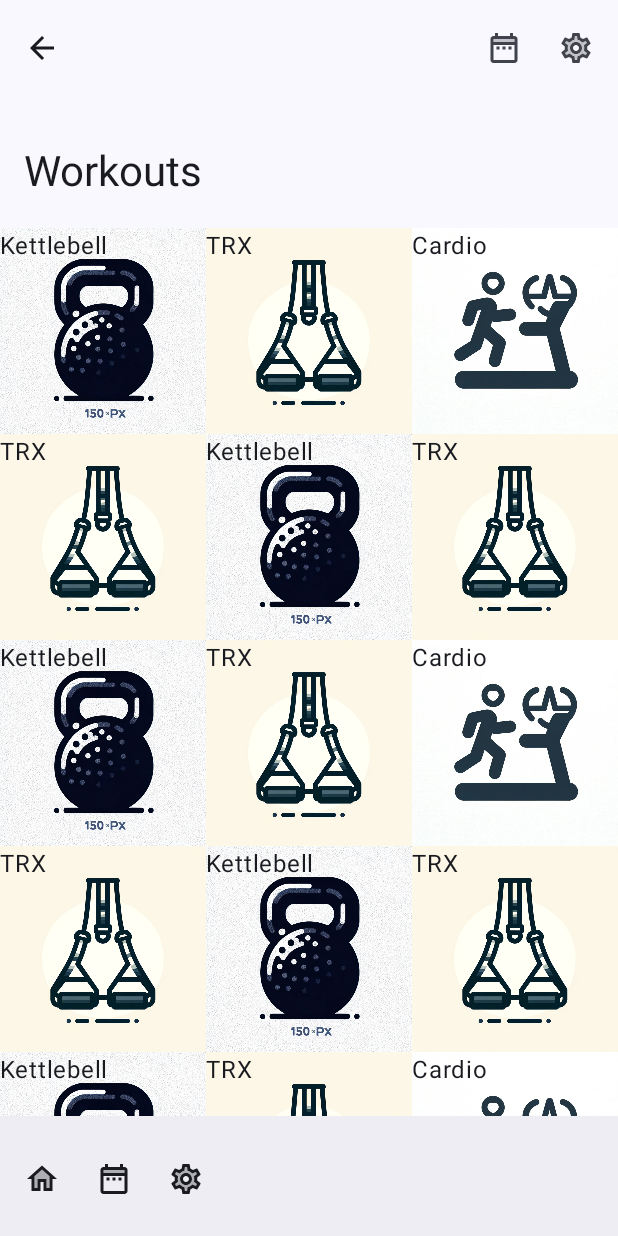
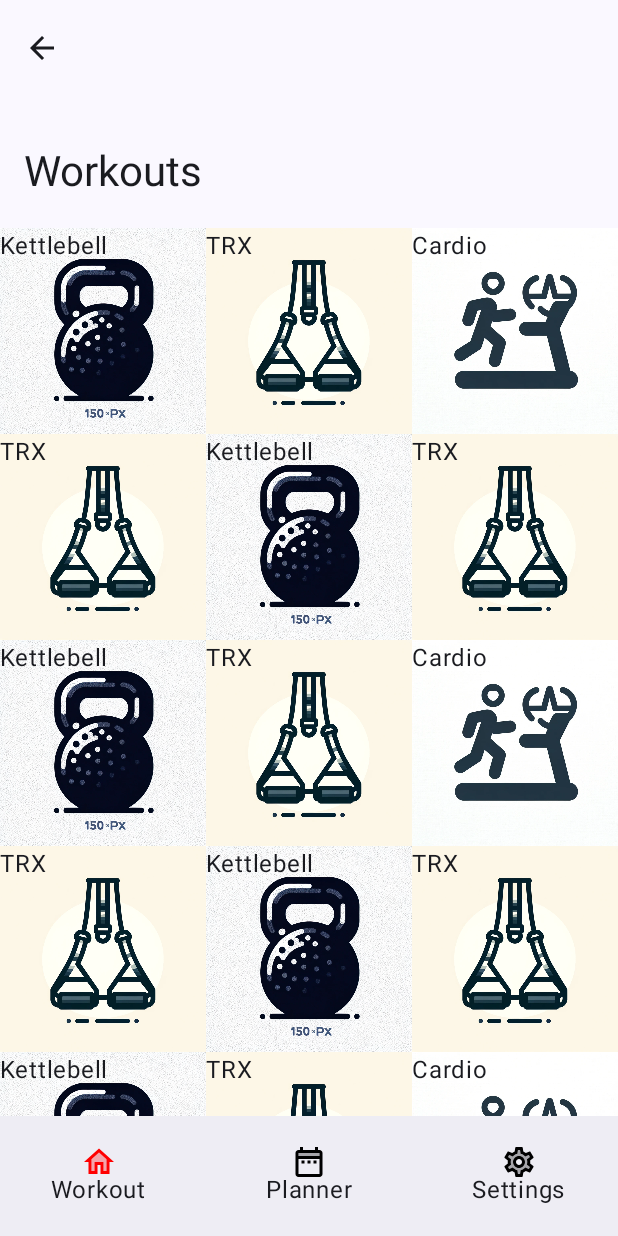
Before and after one commit to josemontecastelo/workouts, an Android app built with Jetpack Compose: the screen it shows after launch (MainActivity), on a phone screen of 412 x 824 dp. Run offline under Robolectric (Android 15) with nearby library versions, the phone set to English and light mode, and no system bars.

Commit message:
Add navigation

```diff
--- a/app/src/main/java/com/josealfonsomora/workouts/MainActivity.kt
+++ b/app/src/main/java/com/josealfonsomora/workouts/MainActivity.kt
@@ -6,16 +6,11 @@ import android.os.Bundle
 import androidx.activity.ComponentActivity
 import androidx.activity.compose.setContent
 import androidx.annotation.DrawableRes
-import androidx.compose.foundation.Image
+import androidx.annotation.StringRes
 import androidx.compose.foundation.layout.Box
 import androidx.compose.foundation.layout.padding
-import androidx.compose.foundation.lazy.grid.GridCells
-import androidx.compose.foundation.lazy.grid.LazyVerticalGrid
-import androidx.compose.material3.Scaffold
-import androidx.compose.runtime.Composable
-import androidx.compose.ui.Modifier
-import com.josealfonsomora.workouts.ui.theme.WorkoutsTheme
-import androidx.compose.foundation.lazy.grid.items
+import androidx.compose.material.BottomNavigation
+import androidx.compose.material.BottomNavigationItem
 import androidx.compose.material.icons.Icons
 import androidx.compose.material.icons.twotone.ArrowBack
 import androidx.compose.material.icons.twotone.DateRange
@@ -26,132 +21,99 @@ import androidx.compose.material3.ExperimentalMaterial3Api
 import androidx.compose.material3.Icon
 import androidx.compose.material3.IconButton
 import androidx.compose.material3.LargeTopAppBar
-import androidx.compose.material3.MediumTopAppBar
+import androidx.compose.material3.NavigationBar
+import androidx.compose.material3.Scaffold
 import androidx.compose.material3.Text
 import androidx.compose.material3.TopAppBarDefaults
 import androidx.compose.material3.TopAppBarScrollBehavior
 import androidx.compose.material3.rememberTopAppBarState
+import androidx.compose.runtime.Composable
+import androidx.compose.runtime.getValue
+import androidx.compose.ui.Modifier
+import androidx.compose.ui.graphics.Color
+import androidx.compose.ui.graphics.vector.ImageVector
 import androidx.compose.ui.input.nestedscroll.nestedScroll
-import androidx.compose.ui.res.painterResource
+import androidx.compose.ui.res.stringResource
+import androidx.navigation.NavBackStackEntry
+import androidx.navigation.NavDestination.Companion.hierarchy
+import androidx.navigation.NavGraph.Companion.findStartDestination
+import androidx.navigation.NavHostController
+import androidx.navigation.compose.NavHost
+import androidx.navigation.compose.composable
+import androidx.navigation.compose.currentBackStackEntryAsState
+import androidx.navigation.compose.rememberNavController
+import com.josealfonsomora.workouts.features.currentworkout.currentWorkoutScreen
+import com.josealfonsomora.workouts.features.dailyworkout.DAILY_WORKOUT_ROUTE
+import com.josealfonsomora.workouts.features.dailyworkout.DailyWorkoutScreen
+import com.josealfonsomora.workouts.features.dailyworkout.dailyWorkoutScreen
+import com.josealfonsomora.workouts.features.planner.PLANNER_ROUTE
+import com.josealfonsomora.workouts.features.planner.navigateToPlanner
+import com.josealfonsomora.workouts.features.planner.plannerScreen
+import com.josealfonsomora.workouts.features.settings.SETTINGS_ROUTE
+import com.josealfonsomora.workouts.features.settings.navigateToSettings
+import com.josealfonsomora.workouts.features.settings.settingsScreen
+import com.josealfonsomora.workouts.ui.theme.WorkoutsTheme
 
 class MainActivity : ComponentActivity() {
     override fun onCreate(savedInstanceState: Bundle?) {
         super.onCreate(savedInstanceState)
         setContent {
             WorkoutsTheme {
-                val scrollBehavior = TopAppBarDefaults.enterAlwaysScrollBehavior(rememberTopAppBarState())
+                val scrollBehavior =
+                    TopAppBarDefaults.enterAlwaysScrollBehavior(rememberTopAppBarState())
+                val navHostController = rememberNavController()
                 Scaffold(
                     modifier = Modifier.nestedScroll(scrollBehavior.nestedScrollConnection),
                     topBar = {
-                        WorkoutsTopAppBar(scrollBehavior = scrollBehavior)
+                        WorkoutsTopAppBar(
+                            scrollBehavior = scrollBehavior,
+                            onBackClicked = { navHostController.popBackStack()}
+                            )
                     },
                     bottomBar = {
-                        WorkoutsBottomAppBar()
+                        WorkoutNavigationBar(navController = navHostController)
                     },
                 ) { paddingValues ->
-                    WorkoutScreen(modifier = Modifier.padding(paddingValues))
+                    Box (modifier = Modifier.padding(paddingValues)) {
+                        NavHost(navController = navHostController, startDestination = DAILY_WORKOUT_ROUTE) {
+                            dailyWorkoutScreen(navHostController = navHostController)
+                            plannerScreen()
+                            settingsScreen()
+                            currentWorkoutScreen()
+                        }
+                    }
                 }
             }
         }
     }
 
-    @Composable
-    private fun WorkoutScreen(
-        modifier: Modifier = Modifier
-    ) {
-        val workouts = listOf(
-            Workout("Kettlebell", R.drawable.kettlebell),
-            Workout("TRX", R.drawable.trx),
-            Workout("Cardio", R.drawable.cardio),
-            Workout("TRX", R.drawable.trx),
-            Workout("Kettlebell", R.drawable.kettlebell),
-            Workout("TRX", R.drawable.trx),
-            Workout("Kettlebell", R.drawable.kettlebell),
-            Workout("TRX", R.drawable.trx),
-            Workout("Cardio", R.drawable.cardio),
-            Workout("TRX", R.drawable.trx),
-            Workout("Kettlebell", R.drawable.kettlebell),
-            Workout("TRX", R.drawable.trx),
-            Workout("Kettlebell", R.drawable.kettlebell),
-            Workout("TRX", R.drawable.trx),
-            Workout("Cardio", R.drawable.cardio),
-            Workout("TRX", R.drawable.trx),
-            Workout("Kettlebell", R.drawable.kettlebell),
-            Workout("TRX", R.drawable.trx),
-            Workout("Kettlebell", R.drawable.kettlebell),
-            Workout("TRX", R.drawable.trx),
-            Workout("Cardio", R.drawable.cardio),
-            Workout("TRX", R.drawable.trx),
-            Workout("Kettlebell", R.drawable.kettlebell),
-            Workout("TRX", R.drawable.trx),
-        )
-        LazyVerticalGrid(
-            modifier = modifier,
-            columns = GridCells.Fixed(3)){
-            items(workouts) { workout ->
-                WorkoutCard(name = workout.name, image = workout.image)
-            }
-        }
-    }
-}
-
-
-data class Workout(val name:String, @DrawableRes val image: Int)
-
-@Composable
-fun WorkoutCard(name: String, @DrawableRes image: Int) {
-    Box{
-        Image(
-            painter = painterResource(id = image),
-            contentDescription = "Workout image",
-        )
-        Text(text = name)
-    }
 }
 
 @Composable
 fun WorkoutsTopAppBar(
     modifier: Modifier = Modifier,
     scrollBehavior: TopAppBarScrollBehavior,
+    onBackClicked: () -> Unit,
 ) {
 //    TopAppBar(modifier = Modifier, title = { Text(text = "Workouts") })
     LargeTopAppBar(
         title = { Text(text = "Workouts") },
         navigationIcon = {
-            IconButton(onClick = {}) {
+            IconButton(onClick = {
+                onBackClicked()
+            }) {
                 Icon(imageVector = Icons.TwoTone.ArrowBack, contentDescription = "Workouts")
-            }
-        },
-        actions = {
-            IconButton(onClick = {}) {
-                Icon(imageVector = Icons.TwoTone.DateRange, contentDescription = "Custom")
-            }
-            IconButton(onClick = {}) {
-                Icon(imageVector = Icons.TwoTone.Settings, contentDescription = "Settings")
             }
         },
         scrollBehavior = scrollBehavior
     )
-//    MediumTopAppBar(
-//        title = { Text(text = "Workouts") }, navigationIcon = {
-//        IconButton(onClick = {}) {
-//            Icon(imageVector = Icons.TwoTone.ArrowBack, contentDescription = "Workouts")
-//        }
-//    }, actions = {
-//        IconButton(onClick = {}) {
-//            Icon(imageVector = Icons.TwoTone.DateRange, contentDescription = "Custom")
-//        }
-//        IconButton(onClick = {}) {
-//            Icon(imageVector = Icons.TwoTone.Settings, contentDescription = "Settings")
-//        }
-//    },
-//        scrollBehavior = scrollBehavior
-//    )
 }
 
 @Composable
 fun WorkoutsBottomAppBar(
-    modifier: Modifier = Modifier
+    modifier: Modifier = Modifier,
+    navigateToPlanner: () -> Unit,
+    navigateToSettings: () -> Unit,
 ) {
     BottomAppBar(
         modifier = modifier,
@@ -159,12 +121,85 @@ fun WorkoutsBottomAppBar(
             IconButton(onClick = {}) {
                 Icon(imageVector = Icons.TwoTone.Home, contentDescription = "Workouts")
             }
-        IconButton(onClick = {}) {
+            IconButton(onClick = {
+                navigateToPlanner()
+            }) {
 
                 Icon(imageVector = Icons.TwoTone.DateRange, contentDescription = "Custom")
             }
-        IconButton(onClick = {}) {
+            IconButton(onClick = {
+                navigateToSettings()
+            }) {
                 Icon(imageVector = Icons.TwoTone.Settings, contentDescription = "Settings")
             }
         })
 }
+
+@Composable
+fun WorkoutBottomNavigation(navController:NavHostController){
+
+    val navBackStackEntry by navController.currentBackStackEntryAsState()
+
+    BottomNavigation {
+        BottomNavigationScreens.entries.forEach {
+            BottomNavigationItem(
+                label = { Text(text = stringResource(id = it.label)) },
+                selected = navBackStackEntry?.destination?.hierarchy?.any { entry -> entry.route == it.route } == true,
+                onClick = {
+                    // Pop up to the start destination of the graph to
+                    // avoid building up a large stack of destinations
+                    // on the back stack as users select items
+                    navController.navigate(it.route){
+                        popUpTo(navController.graph.findStartDestination().id) {
+                            saveState = true
+                        }
+                        // Avoid multiple copies of the same destination when
+                        // reselecting the same item
+                        launchSingleTop = true
+                        // Restore state when reselecting a previously selected item
+                        restoreState = true
+                    }
+                },
+                icon = { Icon(imageVector = it.icon, contentDescription = "Settings") })
+        }
+    }
+}
+
+@Composable
+fun WorkoutNavigationBar(navController: NavHostController){
+    val navBackStackEntry by navController.currentBackStackEntryAsState()
+    NavigationBar {
+        BottomNavigationScreens.entries.forEach {
+            val selected = navBackStackEntry?.destination?.hierarchy?.any { entry -> entry.route == it.route } == true
+            BottomNavigationItem(
+                label = { Text(text = stringResource(id = it.label)) },
+                selectedContentColor = Color.Red,
+                selected = selected,
+                onClick = {
+                    // Pop up to the start destination of the graph to
+                    // avoid building up a large stack of destinations
+                    // on the back stack as users select items
+                    navController.navigate(it.route){
+                        popUpTo(navController.graph.findStartDestination().id) {
+                            saveState = true
+                        }
+                        // Avoid multiple copies of the same destination when
+                        // reselecting the same item
+                        launchSingleTop = true
+                        // Restore state when reselecting a previously selected item
+                        restoreState = true
+                    }
+                },
+                icon = {
+                    Icon(imageVector = it.icon, contentDescription = "Settings", tint = if(selected) Color.Red else Color.Black)
+                }
+            )
+        }
+    }
+}
+
+enum class BottomNavigationScreens(val route: String, val icon: ImageVector, @StringRes val label:Int) {
+    WORKOUTS(DAILY_WORKOUT_ROUTE, Icons.TwoTone.Home, R.string.daily_workout_title),
+    PLANNER(PLANNER_ROUTE, Icons.TwoTone.DateRange, R.string.planner_title),
+    SETTINGS(SETTINGS_ROUTE, Icons.TwoTone.Settings, R.string.settings_title)
+}
--- /dev/null
+++ b/app/src/main/java/com/josealfonsomora/workouts/data/WorkoutsData.kt
@@ -0,0 +1,31 @@
+package com.josealfonsomora.workouts.data
+
+import com.josealfonsomora.workouts.features.dailyworkout.Workout
+import com.josealfonsomora.workouts.R
+
+val workouts = listOf(
+    Workout("Kettlebell", R.drawable.kettlebell),
+    Workout("TRX", R.drawable.trx),
+    Workout("Cardio", R.drawable.cardio),
+    Workout("TRX", R.drawable.trx),
+    Workout("Kettlebell", R.drawable.kettlebell),
+    Workout("TRX", R.drawable.trx),
+    Workout("Kettlebell", R.drawable.kettlebell),
+    Workout("TRX", R.drawable.trx),
+    Workout("Cardio", R.drawable.cardio),
+    Workout("TRX", R.drawable.trx),
+    Workout("Kettlebell", R.drawable.kettlebell),
+    Workout("TRX", R.drawable.trx),
+    Workout("Kettlebell", R.drawable.kettlebell),
+    Workout("TRX", R.drawable.trx),
+    Workout("Cardio", R.drawable.cardio),
+    Workout("TRX", R.drawable.trx),
+    Workout("Kettlebell", R.drawable.kettlebell),
+    Workout("TRX", R.drawable.trx),
+    Workout("Kettlebell", R.drawable.kettlebell),
+    Workout("TRX", R.drawable.trx),
+    Workout("Cardio", R.drawable.cardio),
+    Workout("TRX", R.drawable.trx),
+    Workout("Kettlebell", R.drawable.kettlebell),
+    Workout("TRX", R.drawable.trx),
+)
--- /dev/null
+++ b/app/src/main/java/com/josealfonsomora/workouts/features/currentworkout/CurrentWorkoutScreenNavigation.kt
@@ -0,0 +1,29 @@
+package com.josealfonsomora.workouts.features.currentworkout
+
+import androidx.navigation.NavGraphBuilder
+import androidx.navigation.NavHostController
+import androidx.navigation.compose.composable
+import androidx.navigation.navArgument
+import com.josealfonsomora.workouts.features.planner.navigateToPlanner
+
+const val CURRENT_WORKOUT_ROUTE = "current_workout"
+const val CURRENT_WORKOUT_ID_KEY = "id"
+
+fun NavHostController.navigateToCurrentWorkoutScreen(id: Int) {
+    this.navigate("$CURRENT_WORKOUT_ROUTE/$id") // current_workout/5
+}
+
+fun NavGraphBuilder.currentWorkoutScreen() {
+    composable(
+        route = "$CURRENT_WORKOUT_ROUTE/{$CURRENT_WORKOUT_ID_KEY}", // current_workout/{id}
+        arguments = listOf(
+            navArgument(CURRENT_WORKOUT_ID_KEY) {
+                type = androidx.navigation.NavType.IntType
+            }
+        )
+    ) {
+        it.arguments?.getInt(CURRENT_WORKOUT_ID_KEY)?.let { id ->
+            CurrentWorkoutScreen(id)
+        }
+    }
+}
--- /dev/null
+++ b/app/src/main/java/com/josealfonsomora/workouts/features/dailyworkout/DailyWorkoutScreen.kt
@@ -0,0 +1,48 @@
+package com.josealfonsomora.workouts.features.dailyworkout
+
+import androidx.annotation.DrawableRes
+import androidx.compose.foundation.Image
+import androidx.compose.foundation.clickable
+import androidx.compose.foundation.layout.Box
+import androidx.compose.foundation.lazy.grid.GridCells
+import androidx.compose.foundation.lazy.grid.LazyVerticalGrid
+import androidx.compose.foundation.lazy.grid.itemsIndexed
+import androidx.compose.material3.Text
+import androidx.compose.runtime.Composable
+import androidx.compose.ui.Modifier
+import androidx.compose.ui.res.painterResource
+import com.josealfonsomora.workouts.data.workouts
+
+@Composable
+fun DailyWorkoutScreen(
+    modifier: Modifier = Modifier,
+    navigateToPlanner: (Int) -> Unit,
+) {
+    LazyVerticalGrid(
+        modifier = modifier, columns = GridCells.Fixed(3)
+    ) {
+        itemsIndexed(workouts) { index, workout ->
+            WorkoutCard(name = workout.name, image = workout.image, index = index) { id ->
+                navigateToPlanner(id)
+            }
+        }
+    }
+}
+
+@Composable
+fun WorkoutCard(
+    name: String,
+    @DrawableRes image: Int,
+    index: Int,
+    navigateToPlanner: (Int) -> Unit
+) {
+    Box(modifier = Modifier.clickable { navigateToPlanner(index) }) {
+        Image(
+            painter = painterResource(id = image),
+            contentDescription = "Workout image",
+        )
+        Text(text = name)
+    }
+}
+
+data class Workout(val name: String, @DrawableRes val image: Int)
--- /dev/null
+++ b/app/src/main/java/com/josealfonsomora/workouts/features/dailyworkout/DailyWorkoutScreenNavigation.kt
@@ -0,0 +1,23 @@
+package com.josealfonsomora.workouts.features.dailyworkout
+
+import androidx.navigation.NavGraphBuilder
+import androidx.navigation.NavHostController
+import androidx.navigation.compose.composable
+import com.josealfonsomora.workouts.features.currentworkout.navigateToCurrentWorkoutScreen
+import com.josealfonsomora.workouts.features.planner.navigateToPlanner
+
+const val DAILY_WORKOUT_ROUTE = "daily_workout"
+
+fun NavHostController.navigateToDailyWorkout() {
+    this.navigate(DAILY_WORKOUT_ROUTE)
+}
+
+fun NavGraphBuilder.dailyWorkoutScreen(
+    navHostController: NavHostController
+) {
+    composable(route = DAILY_WORKOUT_ROUTE) {
+        DailyWorkoutScreen(navigateToPlanner = { id ->
+            navHostController.navigateToCurrentWorkoutScreen(id)
+        })
+    }
+}
--- /dev/null
+++ b/app/src/main/java/com/josealfonsomora/workouts/features/planner/PlannerScreenNavigation.kt
@@ -0,0 +1,17 @@
+package com.josealfonsomora.workouts.features.planner
+
+import androidx.navigation.NavGraphBuilder
+import androidx.navigation.NavHostController
+import androidx.navigation.compose.composable
+
+const val PLANNER_ROUTE = "workout_planner"
+
+fun NavHostController.navigateToPlanner(){
+    this.navigate(PLANNER_ROUTE)
+}
+
+fun NavGraphBuilder.plannerScreen() {
+    composable(route = PLANNER_ROUTE) {
+        PlannerScreen()
+    }
+}
--- /dev/null
+++ b/app/src/main/java/com/josealfonsomora/workouts/features/settings/SettingsScreenNavigation.kt
@@ -0,0 +1,17 @@
+package com.josealfonsomora.workouts.features.settings
+
+import androidx.navigation.NavGraphBuilder
+import androidx.navigation.NavHostController
+import androidx.navigation.compose.composable
+
+const val SETTINGS_ROUTE = "settings"
+
+fun NavHostController.navigateToSettings(){
+    this.navigate(SETTINGS_ROUTE)
+}
+
+fun NavGraphBuilder.settingsScreen() {
+    composable(route = SETTINGS_ROUTE) {
+        SettingsScreen()
+    }
+}
--- a/app/src/main/res/values/strings.xml
+++ b/app/src/main/res/values/strings.xml
@@ -1,3 +1,6 @@
 <resources>
     <string name="app_name">Workouts</string>
+    <string name="daily_workout_title">Workout</string>
+    <string name="planner_title">Planner</string>
+    <string name="settings_title">Settings</string>
 </resources>
```
Also changed, not shown: app/build.gradle.kts (+7 -0 lines), app/src/main/java/com/josealfonsomora/workouts/features/currentworkout/CurrentWorkoutScreen.kt (added, +12 -0 lines), app/src/main/java/com/josealfonsomora/workouts/features/planner/PlannerScreen.kt (added, +9 -0 lines), app/src/main/java/com/josealfonsomora/workouts/features/settings/SettingsScreen.kt (added, +9 -0 lines). Lines whose indentation alone changed are shown as unchanged.
